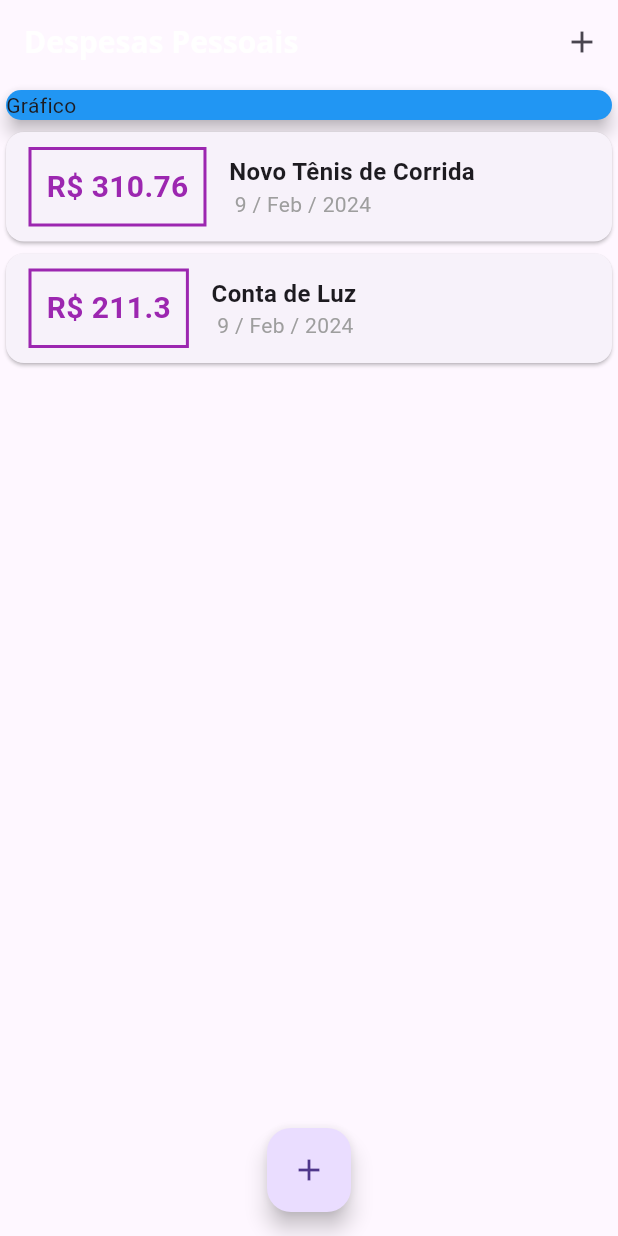
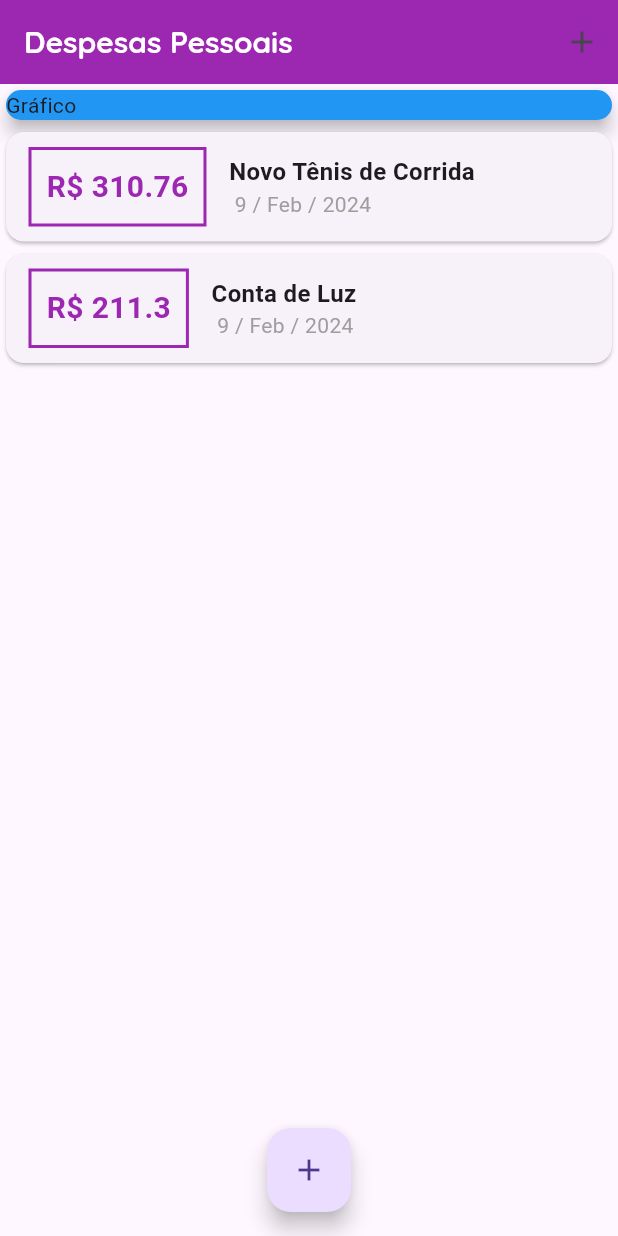
Before and after one commit to danillohss/flutter_expenses, a Flutter app: the screen it shows after launch, on a phone screen of 412 x 824 dp. Run offline on Flutter 3.47's test engine with Material 3 defaults, Android fonts, the phone set to English and light mode, and no system bars.

Commit message:
Correções extras no tema

```diff
--- a/lib/main.dart
+++ b/lib/main.dart
@@ -7,12 +7,13 @@ import 'models/transaction.dart';
 main() => runApp(ExpensesApp());
 
 class ExpensesApp extends StatelessWidget {
+  ExpensesApp({Key? key}) : super(key: key);
+  final ThemeData tema = ThemeData();
+
   @override
   Widget build(BuildContext context) {
-    final ThemeData tema = ThemeData();
-
     return MaterialApp(
-      home: MyHomePage(),
+      home: const MyHomePage(),
       theme: tema.copyWith(
         colorScheme: tema.colorScheme.copyWith(
           primary: Colors.purple,
@@ -28,7 +29,7 @@ class ExpensesApp extends StatelessWidget {
         ),
         appBarTheme: const AppBarTheme(
           titleTextStyle: TextStyle(
-            fontFamily: 'OpenSans',
+            fontFamily: 'Quicksand',
             fontSize: 20,
             fontWeight: FontWeight.bold,
           ),
@@ -39,8 +40,10 @@ class ExpensesApp extends StatelessWidget {
 }
 
 class MyHomePage extends StatefulWidget {
+  const MyHomePage({Key? key}) : super(key: key);
+
   @override
-  _MyHomePageState createState() => _MyHomePageState();
+  State<MyHomePage> createState() => _MyHomePageState();
 }
 
 class _MyHomePageState extends State<MyHomePage> {
@@ -88,9 +91,10 @@ class _MyHomePageState extends State<MyHomePage> {
     return Scaffold(
       appBar: AppBar(
         title: Text('Despesas Pessoais'),
-        actions: <Widget>[
+        backgroundColor: Colors.purple,
+        actions: [
           IconButton(
-            icon: Icon(Icons.add),
+            icon: const Icon(Icons.add),
             onPressed: () => _openTransactionFormModal(context),
           ),
         ],
@@ -98,9 +102,8 @@ class _MyHomePageState extends State<MyHomePage> {
       body: SingleChildScrollView(
         child: Column(
           crossAxisAlignment: CrossAxisAlignment.stretch,
-          children: <Widget>[
-            Container(
-              width: double.infinity,
+          children: [
+            const SizedBox(
               child: Card(
                 color: Colors.blue,
                 child: Text('Gráfico'),
@@ -112,7 +115,7 @@ class _MyHomePageState extends State<MyHomePage> {
         ),
       ),
       floatingActionButton: FloatingActionButton(
-        child: Icon(Icons.add),
+        child: const Icon(Icons.add),
         onPressed: () => _openTransactionFormModal(context),
       ),
       floatingActionButtonLocation: FloatingActionButtonLocation.centerFloat,
```
